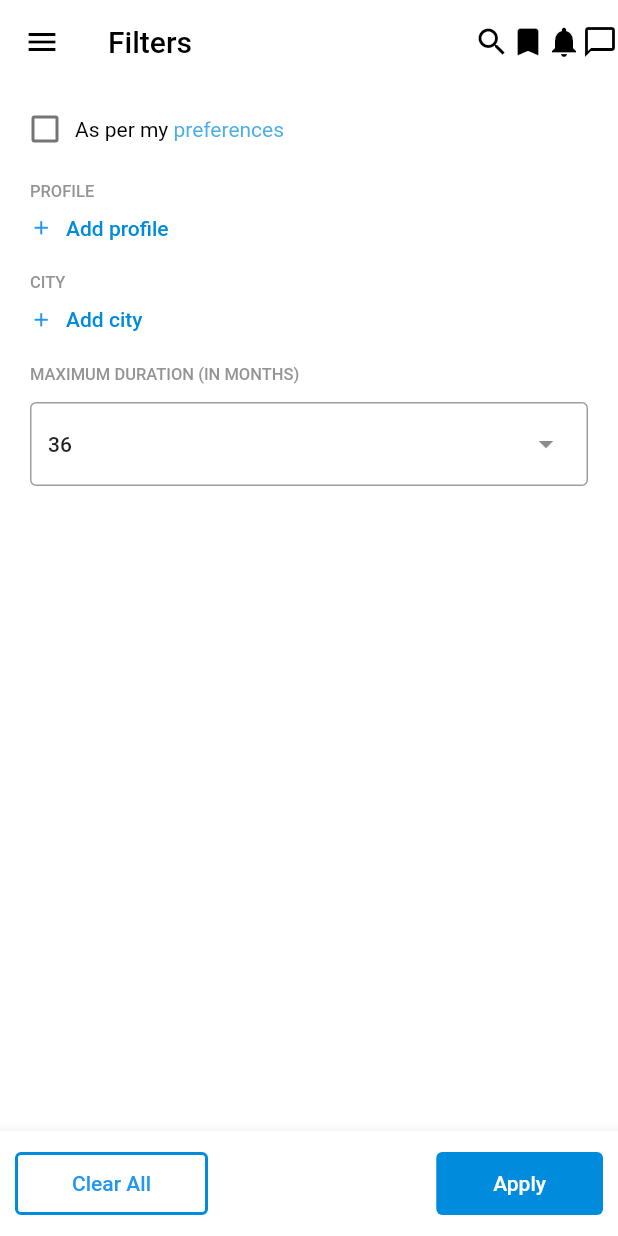
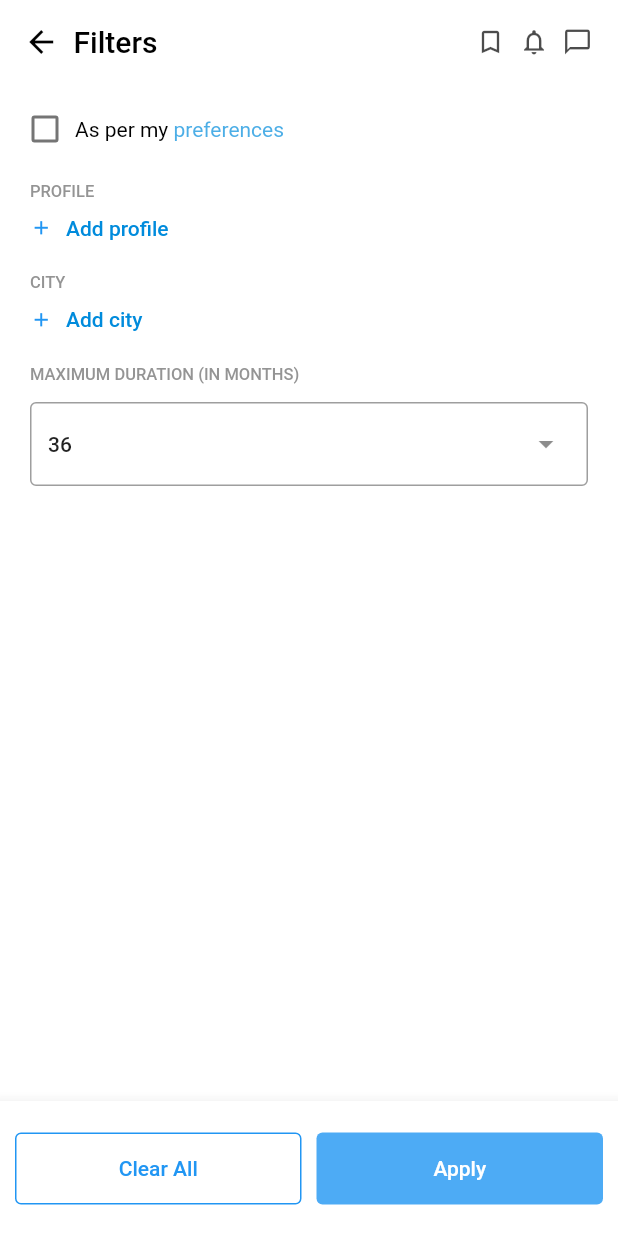
Before and after one commit to undertaj/assignment_internshala, a Flutter app: the screen it shows after launch, after a tap on "Filters", on a phone screen of 412 x 824 dp. Run offline on Flutter 3.47's test engine with Material 3 defaults, Android fonts, the phone set to English and light mode, and no system bars; our stand-ins replace flutter_riverpod, go_router; network calls fail; Roboto replaces fonts that are missing (Inter-Regular).

Commit message:
ui modified

```diff
--- a/lib/features/filters/view/filter_screen.dart
+++ b/lib/features/filters/view/filter_screen.dart
@@ -24,13 +24,21 @@ class FilterScreen extends ConsumerWidget {
           elevation: 0,
           backgroundColor: Colors.white,
           foregroundColor: Colors.black,
-          leading: const Icon(Icons.menu),
           title: const Text('Filters'),
+          actionsIconTheme: IconThemeData(
+              color: Colors.black.withOpacity(0.7),
+              size: 20
+          ),
+          leading: const Icon(Icons.arrow_back),
+          titleSpacing: -6,
+          leadingWidth: 55,
           actions: const [
-            Icon(Icons.search),
-            Icon(Icons.bookmark),
-            Icon(Icons.notifications),
-            Icon(Icons.chat_bubble_outline)
+            Icon(Icons.bookmark_border),
+            SizedBox(width: 9,),
+            Icon(Icons.notifications_none),
+            SizedBox(width: 9,),
+            Icon(Icons.chat_bubble_outline_outlined),
+            SizedBox(width: 17,),
           ],
         ),
         body: Column(
@@ -165,19 +173,21 @@ class FilterScreen extends ConsumerWidget {
         ),
         bottomNavigationBar: BottomAppBar(
           child: Container(
-            height: 50,
+            height: 70,
             margin: const EdgeInsets.all(10),
             child: Row(
               mainAxisAlignment: MainAxisAlignment.spaceBetween,
               children: [
-                TextButton(
+                Expanded(
+                  flex: 1,
+                  child: TextButton(
                     style: TextButton.styleFrom(
                       backgroundColor: Colors.white,
-                    foregroundColor: ColorConstants.primaryColor,
+                      foregroundColor: Colors.blue,
                       shape: RoundedRectangleBorder(
                         borderRadius: BorderRadius.circular(4)
                       ),
-                    side: BorderSide(color: ColorConstants.primaryColor, width: 2)
+                      side: BorderSide(color: Colors.blue, width: 1)
                     ),
                     onPressed: () {
                       ref.read(profileFilterProvider.notifier).state = [];
@@ -185,13 +195,17 @@ class FilterScreen extends ConsumerWidget {
                       ref.read(maxDurationFilterProvider.notifier).state = 36;
                     },
                     child: const Padding(
-                    padding: EdgeInsets.symmetric(vertical: 5,horizontal: 30),
+                      padding: EdgeInsets.symmetric(vertical: 8,horizontal: 30),
                       child: Text('Clear All', style: TextStyle(color: Colors.blue)),
                     ),
                   ),
-                TextButton(
+                ),
+                SizedBox(width: 10,),
+                Expanded(
+                  flex: 1,
+                  child: TextButton(
                     style: TextButton.styleFrom(
-                    backgroundColor: ColorConstants.primaryColor,
+                      backgroundColor: Colors.blue.withOpacity(0.8),
                       shape: RoundedRectangleBorder(
                           borderRadius: BorderRadius.circular(4)
                       ),
@@ -200,8 +214,9 @@ class FilterScreen extends ConsumerWidget {
                       context.goNamed(RouteConstants.homeScreenName, extra: 1);
                     },
                     child: const Padding(
-                    padding: EdgeInsets.symmetric(vertical: 5,horizontal: 30),
+                      padding: EdgeInsets.symmetric(vertical: 8,horizontal: 30),
                       child: Text('Apply', style: TextStyle(color: Colors.white)),
+                    ),
                   ),
                 ),
               ],
--- a/lib/features/home/view/home_screen.dart
+++ b/lib/features/home/view/home_screen.dart
@@ -1,4 +1,5 @@
 import 'package:assignment/const/value_constants.dart';
+import 'package:flutter/cupertino.dart';
 import 'package:flutter/material.dart';
 import 'package:flutter_riverpod/flutter_riverpod.dart';
 import 'package:go_router/go_router.dart';
@@ -20,13 +21,23 @@ class HomeScreen extends ConsumerWidget {
         elevation: 0,
         backgroundColor: Colors.white,
         foregroundColor: Colors.black,
-        leading: const Icon(Icons.menu),
+        leading: const Icon(Icons.menu_rounded,weight: 1),
         title: const Text('Internships'),
+        titleSpacing: -6,
+        leadingWidth: 55,
+        actionsIconTheme: IconThemeData(
+            color: Colors.black.withOpacity(0.7),
+          size: 20
+        ),
         actions: const [
-          Icon(Icons.search),
-          Icon(Icons.bookmark),
-          Icon(Icons.notifications),
-          Icon(Icons.chat_bubble_outline)
+          Icon(Icons.search, ),
+          SizedBox(width: 21,),
+          Icon(Icons.bookmark_border),
+          SizedBox(width: 9,),
+          Icon(Icons.notifications_none),
+          SizedBox(width: 9,),
+          Icon(Icons.chat_bubble_outline_outlined),
+          SizedBox(width: 17,),
         ],
         bottom: PreferredSize(
           preferredSize: const Size.fromHeight(80),
@@ -110,7 +121,7 @@ class HomeScreen extends ConsumerWidget {
                           Divider(
                             height: 10,
                             thickness: 10,
-                            color: Colors.grey[200],
+                            color: Colors.grey[100],
                           ),
                           Divider(color: ColorConstants.greyColor.withOpacity(0.1),height: 0,thickness: 1.5)
                         ],
--- a/lib/main.dart
+++ b/lib/main.dart
@@ -16,7 +16,10 @@ class MyApp extends StatelessWidget {
   Widget build(BuildContext context) {
     return ProviderScope(
       child: MaterialApp.router(
-        theme: ThemeData.light(useMaterial3: false),
+        theme: ThemeData(
+            useMaterial3: false,
+          fontFamily: 'Inter-Regular',
+        ),
         // theme: OstelloTheme.lightTheme,
         debugShowCheckedModeBanner: false,
         routerConfig: _router,
```
Lines whose indentation alone changed are shown as unchanged.
